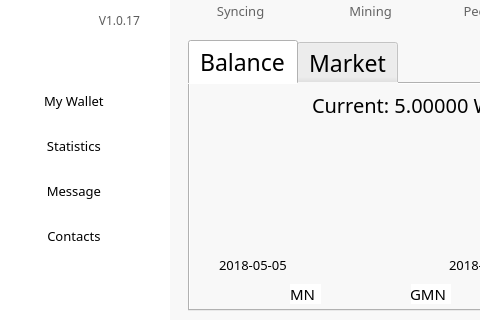
Old version of the form Mainform_QT.ui in the repository sleewa/Mac_wtcwallet; both pictures show x 0 to 480 and y 0 to 320 of the 1030 by 548 pixel window.
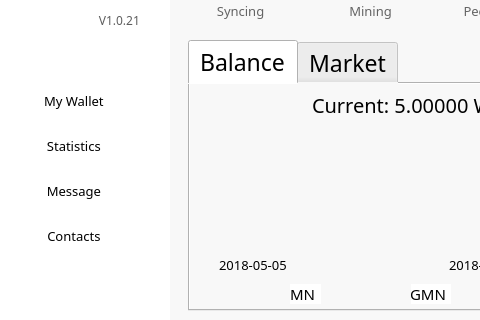
New version of the form. The open tabs and pages were chosen to show the change. Icons and pictures are not drawn.

```diff
--- a/Mainform_QT.ui
+++ b/Mainform_QT.ui
@@ -58,7 +58,7 @@
 color: rgb(93, 93, 93);</string>
    </property>
    <property name="text">
-    <string>                         V1.0.17</string>
+    <string>                         V1.0.21</string>
    </property>
    <property name="icon">
     <iconset>
```
Left out of the diff: 2 changed lines with no effect on the pictures.
